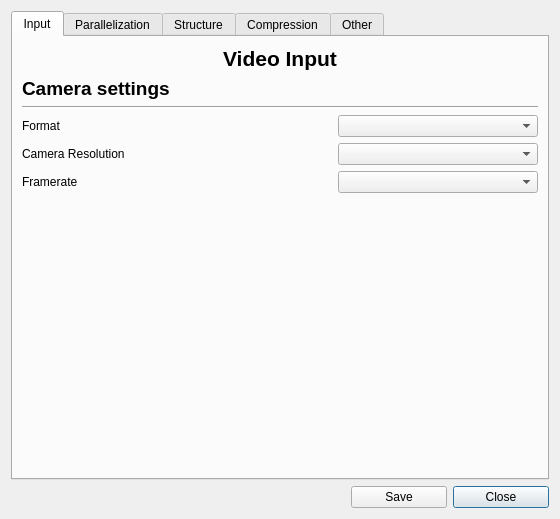
This is ui/videosettings.ui in ultravideo/uvgComm as Qt 5 draws it before an edit. The edited form follows.
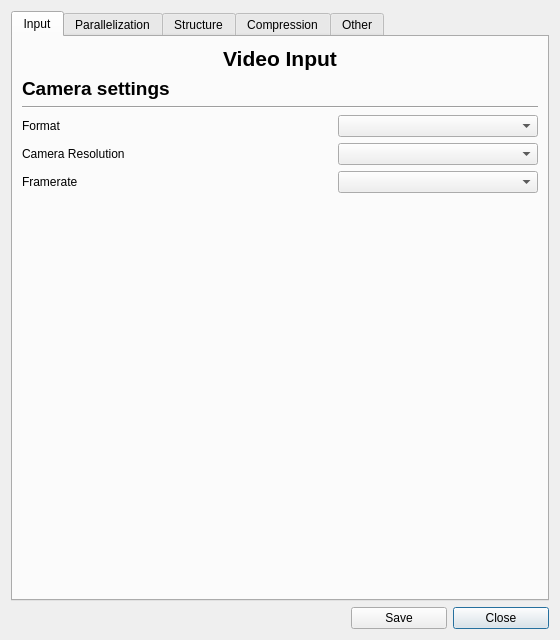
This is the edited form.

```diff
--- a/ui/videosettings.ui
+++ b/ui/videosettings.ui
@@ -7,7 +7,7 @@
     <x>0</x>
     <y>0</y>
     <width>560</width>
-    <height>500</height>
+    <height>640</height>
    </rect>
   </property>
   <property name="windowTitle">
```
